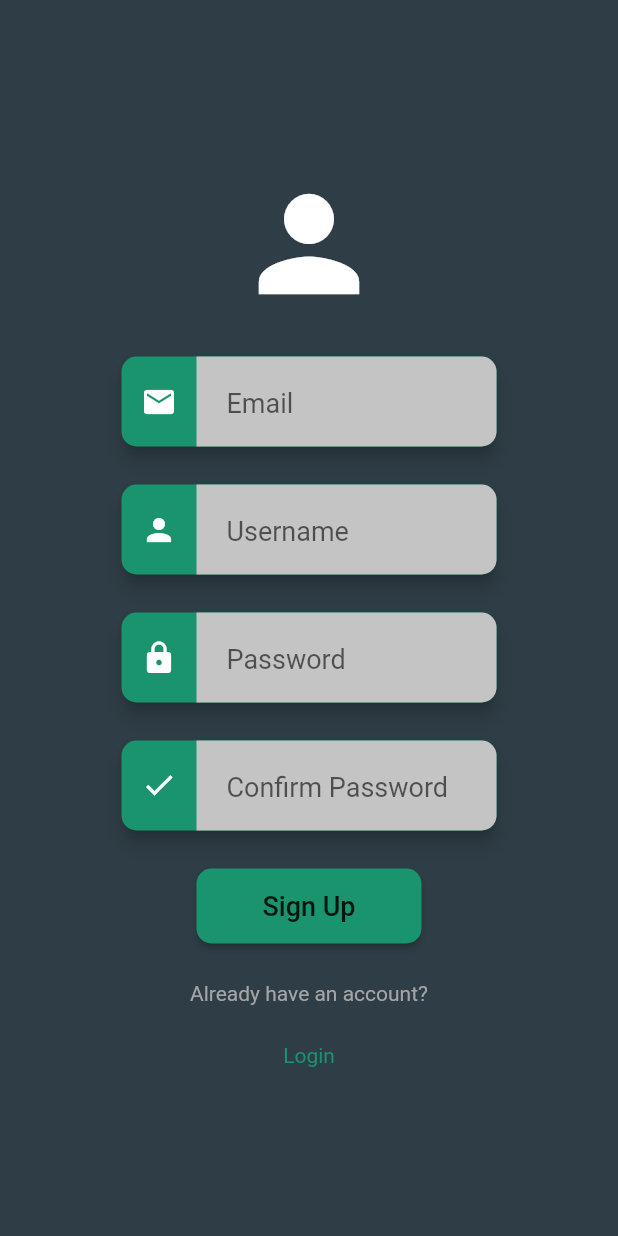
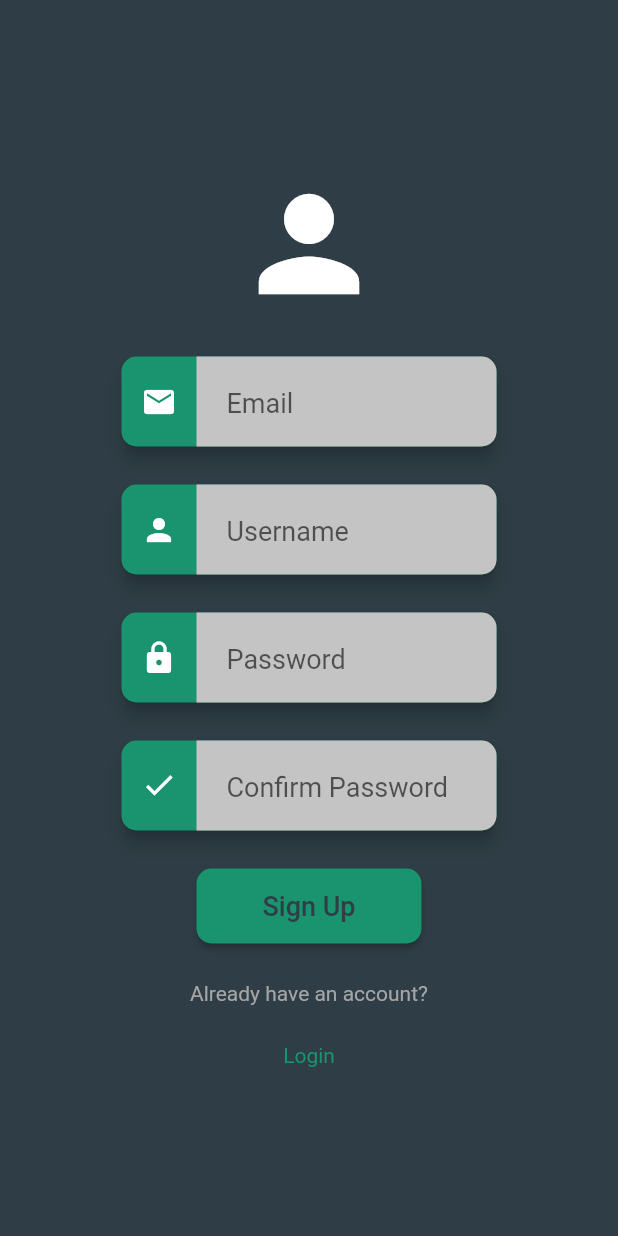
Before and after one commit to BryceDuncan/Upside-Budget, a Flutter app: the screen it shows after launch, on a phone screen of 412 x 824 dp. Run offline on Flutter 3.47's test engine with Material 2 defaults, Android fonts, the phone set to English and light mode, and no system bars; our stand-ins replace firebase_auth; accounts and stored records are empty.

```diff
--- a/UpsideBudget/lib/screens/FrontendDevScreens/RegisterScreen.dart
+++ b/UpsideBudget/lib/screens/FrontendDevScreens/RegisterScreen.dart
@@ -37,7 +37,7 @@ class RegisterScreen extends StatelessWidget {
                   child: RaisedButton(
                     onPressed: (){},color: Color(0xff1A936F),
                       shape: RoundedRectangleBorder(borderRadius: BorderRadius.all(Radius.circular(10.0))),
-                    child: Text('Sign Up', style: TextStyle(fontSize: 18)),
+                    child: Text('Sign Up', style: TextStyle(fontSize: 18,color: Color(0xff2F3E46))),
                   ),
                 ),
                 Text('Already have an account?', style: TextStyle(color: Color(0xffA5A5A5))),
```
